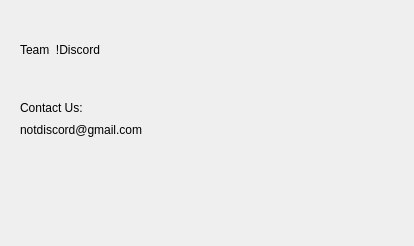
Old version of the form contact.ui in the repository ParhamArmani/CS1CGroupProject.
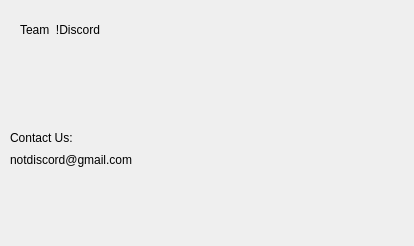
New version of the form. Icons and pictures are not drawn.

What changed in the file:
```diff
--- a/contact.ui
+++ b/contact.ui
@@ -16,10 +16,10 @@
   <widget class="QLabel" name="label">
    <property name="geometry">
     <rect>
-     <x>170</x>
-     <y>20</y>
-     <width>231</width>
-     <height>211</height>
+     <x>230</x>
+     <y>40</y>
+     <width>141</width>
+     <height>151</height>
     </rect>
    </property>
    <property name="text">
@@ -45,8 +45,8 @@
   <widget class="QLabel" name="label_3">
    <property name="geometry">
     <rect>
-     <x>20</x>
-     <y>120</y>
+     <x>10</x>
+     <y>150</y>
      <width>201</width>
      <height>20</height>
     </rect>
@@ -59,7 +59,7 @@
    <property name="geometry">
     <rect>
      <x>20</x>
-     <y>40</y>
+     <y>20</y>
      <width>131</width>
      <height>20</height>
     </rect>
@@ -71,8 +71,8 @@
   <widget class="QLabel" name="label_5">
    <property name="geometry">
     <rect>
-     <x>20</x>
-     <y>100</y>
+     <x>10</x>
+     <y>130</y>
      <width>161</width>
      <height>16</height>
     </rect>
```
